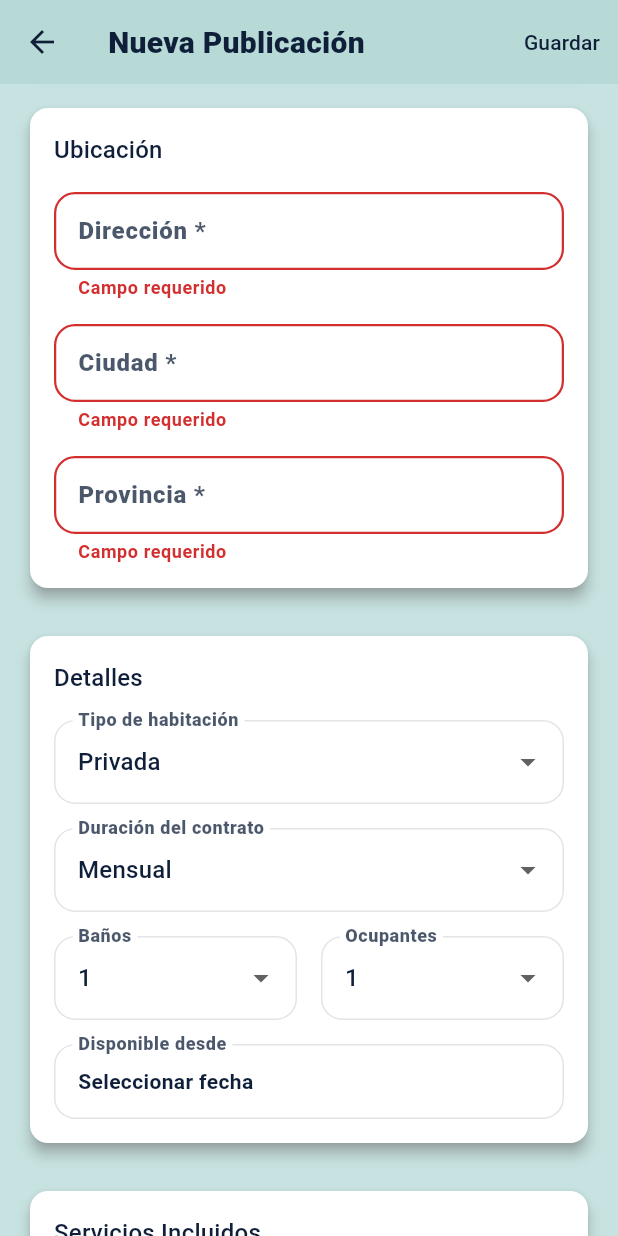
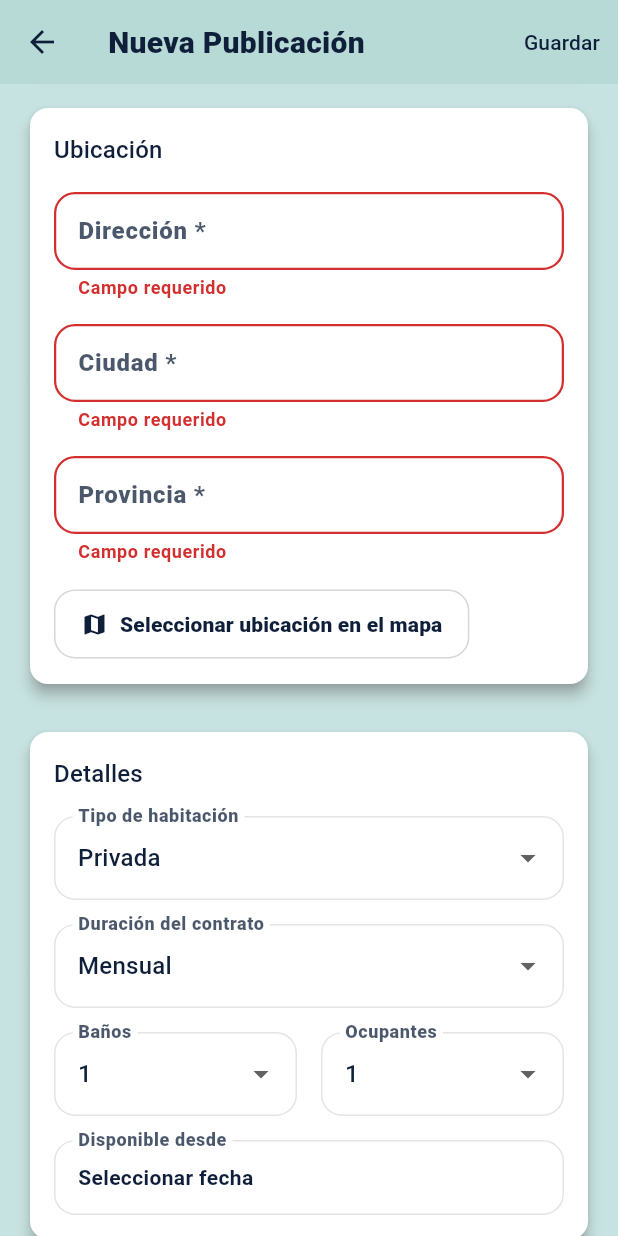
Before and after one commit to josdank/AM_ProyectoFinal_LJL, a Flutter app: the CreateListingPage screen opened directly with empty values, scrolled down 576 dp, after a tap on "Guardar", on a phone screen of 412 x 824 dp. Run offline on Flutter 3.47's test engine with Material 3 defaults, Android fonts, the phone set to English and light mode, and no system bars; our stand-ins replace cached_network_image, dartz, equatable, flutter_bloc, flutter_dotenv, flutter_local_notifications and 11 more; missing offline and left inert: realtime_client; accounts and stored records are empty.

Commit message:
subida geolocalizacion permisos

```diff
--- a/lib/features/listings/presentation/pages/create_listing_page.dart
+++ b/lib/features/listings/presentation/pages/create_listing_page.dart
@@ -5,6 +5,8 @@ import 'package:uuid/uuid.dart';
 import '../../domain/entities/listing.dart';
 import '../bloc/listing_bloc.dart';
 import '../widgets/amenities_selector_widget.dart';
+import '../../../geolocation/domain/entities/location_point.dart';
+import '../../../geolocation/presentation/pages/location_picker_page.dart';
 
 class CreateListingPage extends StatefulWidget {
   final String userId;
@@ -46,6 +48,31 @@ class _CreateListingPageState extends State<CreateListingPage> {
   List<String> _selectedAmenities = [];
   List<XFile> _selectedImages = [];
 
+  // NUEVO: Para guardar coordenadas
+  double? _latitude;
+  double? _longitude;
+
+  // NUEVO: Método para abrir el selector de ubicación
+  Future<void> _selectLocation() async {
+    final result = await Navigator.push<LocationPoint>(
+      context,
+      MaterialPageRoute(
+        builder: (_) => LocationPickerPage(
+          initialLocation: _latitude != null && _longitude != null
+              ? LocationPoint(latitude: _latitude!, longitude: _longitude!)
+              : null,
+        ),
+      ),
+    );
+
+    if (result != null) {
+      setState(() {
+        _latitude = result.latitude;
+        _longitude = result.longitude;
+      });
+    }
+  }
+
   @override
   void initState() {
     super.initState();
@@ -74,6 +101,10 @@ class _CreateListingPageState extends State<CreateListingPage> {
     _smokingAllowed = listing.smokingAllowed;
     _guestsAllowed = listing.guestsAllowed;
     _selectedAmenities = List.from(listing.amenities);
+
+    // NUEVO
+    _latitude = listing.latitude;
+    _longitude = listing.longitude;
   }
 
   @override
@@ -117,6 +148,7 @@ class _CreateListingPageState extends State<CreateListingPage> {
     }
   }
 
+  // ACTUALIZADO: guarda coordenadas
   void _saveListing() {
     if (_formKey.currentState!.validate()) {
       final listing = Listing(
@@ -128,6 +160,8 @@ class _CreateListingPageState extends State<CreateListingPage> {
         address: _addressController.text.trim(),
         city: _cityController.text.trim(),
         state: _stateController.text.trim(),
+        latitude: _latitude,   // NUEVO
+        longitude: _longitude, // NUEVO
         roomType: _roomType,
         leaseDuration: _leaseDuration,
         bathroomsCount: _bathroomsCount,
@@ -193,27 +227,16 @@ class _CreateListingPageState extends State<CreateListingPage> {
               child: Column(
                 crossAxisAlignment: CrossAxisAlignment.stretch,
                 children: [
-                  // Imágenes
                   _buildImageSection(),
                   const SizedBox(height: 24),
-
-                  // Información básica
                   _buildBasicInfoSection(),
                   const SizedBox(height: 24),
-
-                  // Ubicación
                   _buildLocationSection(),
                   const SizedBox(height: 24),
-
-                  // Detalles
                   _buildDetailsSection(),
                   const SizedBox(height: 24),
-
-                  // Servicios incluidos
                   _buildServicesSection(),
                   const SizedBox(height: 24),
-
-                  // Amenidades
                   AmenitiesSelectorWidget(
                     selectedAmenities: _selectedAmenities,
                     onChanged: (amenities) {
@@ -221,11 +244,8 @@ class _CreateListingPageState extends State<CreateListingPage> {
                     },
                   ),
                   const SizedBox(height: 24),
-
-                  // Reglas
                   _buildRulesSection(),
                   const SizedBox(height: 24),
-
                   if (isLoading)
                     const Center(child: CircularProgressIndicator())
                   else
@@ -379,6 +399,27 @@ class _CreateListingPageState extends State<CreateListingPage> {
               validator: (value) =>
                   value?.isEmpty ?? true ? 'Campo requerido' : null,
             ),
+            const SizedBox(height: 16),
+            OutlinedButton.icon(
+              onPressed: _selectLocation,
+              icon: const Icon(Icons.map),
+              label: Text(
+                _latitude != null && _longitude != null
+                    ? 'Ubicación seleccionada: ${_latitude!.toStringAsFixed(4)}, ${_longitude!.toStringAsFixed(4)}'
+                    : 'Seleccionar ubicación en el mapa',
+              ),
+            ),
+            if (_latitude != null && _longitude != null)
+              Padding(
+                padding: const EdgeInsets.only(top: 8),
+                child: Text(
+                  '📍 Coordenadas: (${_latitude!.toStringAsFixed(6)}, ${_longitude!.toStringAsFixed(6)})',
+                  style: TextStyle(
+                    fontSize: 12,
+                    color: Colors.grey[600],
+                  ),
+                ),
+              ),
           ],
         ),
       ),
```
Also changed, not shown: lib/features/home/presentation/pages/home_dashboard_page.dart (+17 -1 lines), lib/main.dart (+53 -28 lines), 2 other files.
